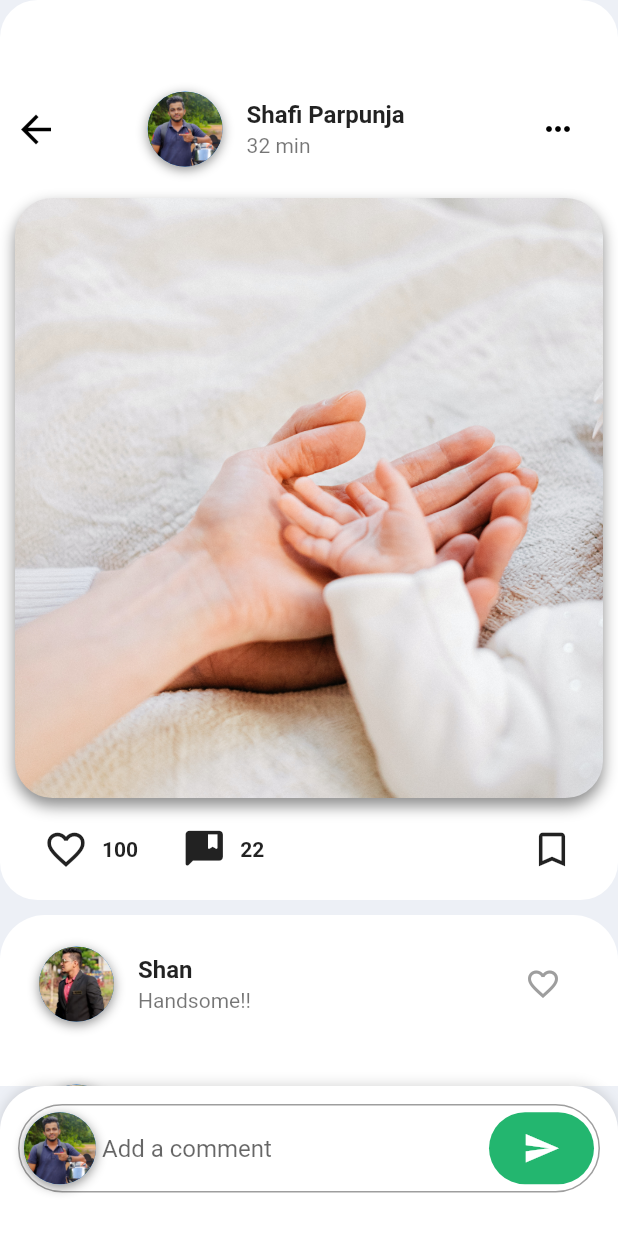
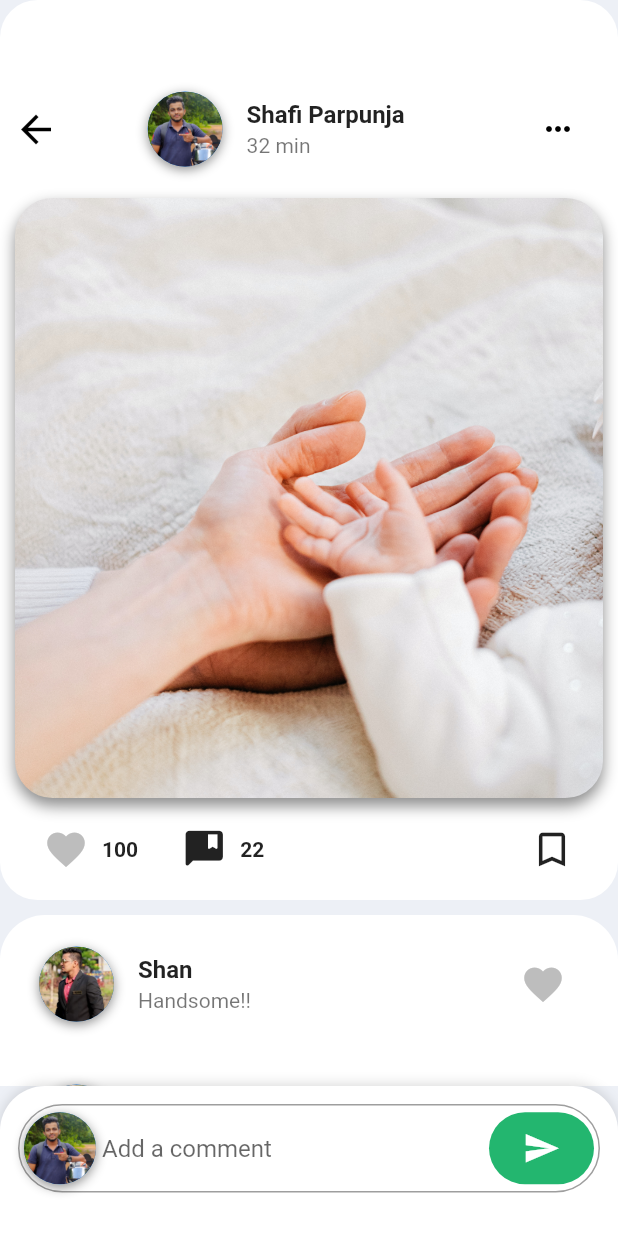
Before and after one commit to shafi3112/shafi_insta, a Flutter app: the screen it shows after launch, after a tap on the "comment bank" icon, on a phone screen of 412 x 824 dp. Run offline on Flutter 3.47's test engine with Material 2 defaults, Android fonts, the phone set to English and light mode, and no system bars.

Commit message:
updated like animation

```diff
--- a/lib/model/heart.dart
+++ b/lib/model/heart.dart
@@ -0,0 +1,70 @@
+import 'package:flutter/material.dart';
+
+class Heart extends StatefulWidget {
+  @override
+  _HeartState createState() => _HeartState();
+}
+
+class _HeartState extends State<Heart> with SingleTickerProviderStateMixin {
+  bool isFav = false;
+  AnimationController _controller;
+  Animation<Color> _colorAnimation;
+
+  @override
+  void initState() {
+    super.initState();
+
+    _controller = AnimationController(
+      duration: Duration(milliseconds: 200),
+      vsync: this,
+    );
+
+    _colorAnimation =
+        ColorTween(begin: Colors.grey[400], end: Colors.red).animate(
+            _controller);
+
+    _controller.addListener(() {
+      // print(_controller.value);
+      // print(_colorAnimation.value);
+    });
+
+    _controller.addStatusListener((status) {
+      if (status == AnimationStatus.completed) {
+        setState(() {
+          isFav = true;
+        });
+      }
+      if (status == AnimationStatus.dismissed) {
+        setState(() {
+          isFav = false;
+        });
+      }
+    });
+  }
+
+  // dismiss the animation when widgit exits screen
+  @override
+  void dispose() {
+    super.dispose();
+    _controller.dispose();
+  }
+
+  @override
+  Widget build(BuildContext context) {
+    return AnimatedBuilder(
+        animation: _controller,
+        builder: (BuildContext context, _) {
+          return IconButton(
+            icon: Icon(
+              Icons.favorite,
+              color: _colorAnimation.value,
+              size: 30,
+            ),
+            onPressed: () {
+              isFav ? _controller.reverse() : _controller.forward();
+            },
+          );
+        }
+    );
+  }
+}
--- a/lib/screen/feedscreen.dart
+++ b/lib/screen/feedscreen.dart
@@ -1,4 +1,5 @@
 import 'package:flutter/material.dart';
+import 'package:instagram_basic_feed/model/heart.dart';
 import 'package:instagram_basic_feed/model/post.dart' ;
 import 'package:instagram_basic_feed/screen/messagescreen.dart';
 import 'package:instagram_basic_feed/screen/msg.dart';
@@ -71,7 +72,7 @@ class _FeedScreenState extends State<FeedScreen> {
                     }),
                   ),
                   InkWell(
-                    onDoubleTap: () => print('Like post'),
+                    onDoubleTap: () => Heart(),
                     onTap: () {
                       Navigator.push(
                         context,
@@ -111,11 +112,12 @@ class _FeedScreenState extends State<FeedScreen> {
                           children: <Widget>[
                             Row(
                               children: <Widget>[
-                                IconButton(
+                                Heart(),
+                                /*IconButton(
                                   icon: Icon(Icons.favorite_border),
                                   iconSize: 30.0,
                                   onPressed: () => print('Like post'),
-                                ),
+                                ),*/
                                 Text(
                                   '100',
                                   style: TextStyle(
--- a/lib/screen/viewpost.dart
+++ b/lib/screen/viewpost.dart
@@ -1,5 +1,6 @@
 import 'package:flutter/material.dart';
 import 'package:instagram_basic_feed/model/comment.dart';
+import 'package:instagram_basic_feed/model/heart.dart';
 import 'package:instagram_basic_feed/model/post.dart';
 class ViewPostScreen extends StatefulWidget {
   final Post post;
@@ -46,13 +47,7 @@ class _ViewPostScreenState extends State<ViewPostScreen> {
           ),
         ),
         subtitle: Text(comments[index].text),
-        trailing: IconButton(
-          icon: Icon(
-            Icons.favorite_border,
-          ),
-          color: Colors.grey,
-          onPressed: () => print('Like comment'),
-        ),
+        trailing: Heart(),
       ),
     );
   }
@@ -133,7 +128,7 @@ class _ViewPostScreenState extends State<ViewPostScreen> {
                           ],
                         ),
                         InkWell(
-                          onDoubleTap: () => print('Like post'),
+                          onDoubleTap: () => Heart(),
                           child: Container(
                             margin: EdgeInsets.all(10.0),
                             width: double.infinity,
@@ -163,11 +158,12 @@ class _ViewPostScreenState extends State<ViewPostScreen> {
                                 children: <Widget>[
                                   Row(
                                     children: <Widget>[
-                                      IconButton(
+                                      Heart(),
+                                      /*IconButton(
                                         icon: Icon(Icons.favorite_border),
                                         iconSize: 30.0,
                                         onPressed: () => print('Like post'),
-                                      ),
+                                      ),*/
                                       Text(
                                         '100',
                                         style: TextStyle(
```
Also changed, not shown: pubspec.lock.
